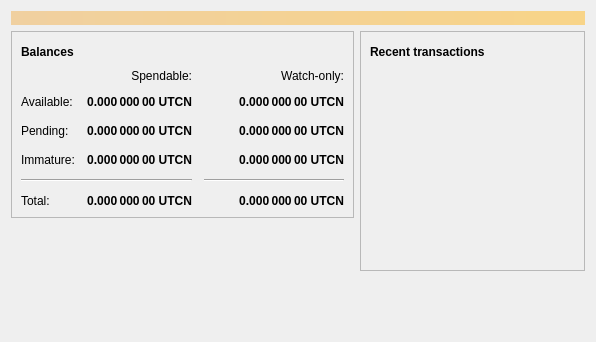
Above: src/qt/forms/overviewpage.ui from Ultracoins/Ultracoin before the change. Below: the same form after it.
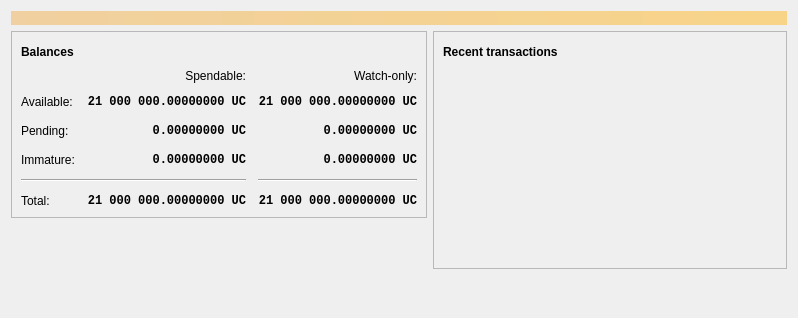
That is the form after the change. Icons and pictures are not drawn.

```diff
--- a/src/qt/forms/overviewpage.ui
+++ b/src/qt/forms/overviewpage.ui
@@ -6,8 +6,8 @@
    <rect>
     <x>0</x>
     <y>0</y>
-    <width>596</width>
-    <height>342</height>
+    <width>798</width>
+    <height>318</height>
    </rect>
   </property>
   <property name="windowTitle">
@@ -118,6 +118,7 @@
              <widget class="QLabel" name="labelWatchPending">
               <property name="font">
                <font>
+                <family>Monospace</family>
                 <weight>75</weight>
                 <bold>true</bold>
                </font>
@@ -129,7 +130,7 @@
                <string>Unconfirmed transactions to watch-only addresses</string>
               </property>
               <property name="text">
-               <string notr="true">0.000 000 00 UTCN</string>
+               <string notr="true">0.00000000 UC</string>
               </property>
               <property name="alignment">
                <set>Qt::AlignRight|Qt::AlignTrailing|Qt::AlignVCenter</set>
@@ -143,6 +144,7 @@
              <widget class="QLabel" name="labelUnconfirmed">
               <property name="font">
                <font>
+                <family>Monospace</family>
                 <weight>75</weight>
                 <bold>true</bold>
                </font>
@@ -154,7 +156,7 @@
                <string>Total of transactions that have yet to be confirmed, and do not yet count toward the spendable balance</string>
               </property>
               <property name="text">
-               <string notr="true">0.000 000 00 UTCN</string>
+               <string notr="true">0.00000000 UC</string>
               </property>
               <property name="alignment">
                <set>Qt::AlignRight|Qt::AlignTrailing|Qt::AlignVCenter</set>
@@ -168,6 +170,7 @@
              <widget class="QLabel" name="labelWatchImmature">
               <property name="font">
                <font>
+                <family>Monospace</family>
                 <weight>75</weight>
                 <bold>true</bold>
                </font>
@@ -179,7 +182,7 @@
                <string>Mined balance in watch-only addresses that has not yet matured</string>
               </property>
               <property name="text">
-               <string notr="true">0.000 000 00 UTCN</string>
+               <string notr="true">0.00000000 UC</string>
               </property>
               <property name="alignment">
                <set>Qt::AlignRight|Qt::AlignTrailing|Qt::AlignVCenter</set>
@@ -226,6 +229,7 @@
              <widget class="QLabel" name="labelImmature">
               <property name="font">
                <font>
+                <family>Monospace</family>
                 <weight>75</weight>
                 <bold>true</bold>
                </font>
@@ -237,7 +241,7 @@
                <string>Mined balance that has not yet matured</string>
               </property>
               <property name="text">
-               <string notr="true">0.000 000 00 UTCN</string>
+               <string notr="true">0.00000000 UC</string>
               </property>
               <property name="alignment">
                <set>Qt::AlignRight|Qt::AlignTrailing|Qt::AlignVCenter</set>
@@ -271,6 +275,7 @@
              <widget class="QLabel" name="labelTotal">
               <property name="font">
                <font>
+                <family>Monospace</family>
                 <weight>75</weight>
                 <bold>true</bold>
                </font>
@@ -282,7 +287,7 @@
                <string>Your current total balance</string>
               </property>
               <property name="text">
-               <string notr="true">0.000 000 00 UTCN</string>
+               <string notr="true">21 000 000.00000000 UC</string>
               </property>
               <property name="alignment">
                <set>Qt::AlignRight|Qt::AlignTrailing|Qt::AlignVCenter</set>
@@ -296,6 +301,7 @@
              <widget class="QLabel" name="labelWatchTotal">
               <property name="font">
                <font>
+                <family>Monospace</family>
                 <weight>75</weight>
                 <bold>true</bold>
                </font>
@@ -307,7 +313,7 @@
                <string>Current total balance in watch-only addresses</string>
               </property>
               <property name="text">
-               <string notr="true">0.000 000 00 UTCN</string>
+               <string notr="true">21 000 000.00000000 UC</string>
               </property>
               <property name="alignment">
                <set>Qt::AlignRight|Qt::AlignTrailing|Qt::AlignVCenter</set>
@@ -338,6 +344,7 @@
              <widget class="QLabel" name="labelBalance">
               <property name="font">
                <font>
+                <family>Monospace</family>
                 <weight>75</weight>
                 <bold>true</bold>
                </font>
@@ -349,7 +356,7 @@
                <string>Your current spendable balance</string>
               </property>
               <property name="text">
-               <string notr="true">0.000 000 00 UTCN</string>
+               <string notr="true">21 000 000.00000000 UC</string>
               </property>
               <property name="alignment">
                <set>Qt::AlignRight|Qt::AlignTrailing|Qt::AlignVCenter</set>
@@ -363,6 +370,7 @@
              <widget class="QLabel" name="labelWatchAvailable">
               <property name="font">
                <font>
+                <family>Monospace</family>
                 <weight>75</weight>
                 <bold>true</bold>
                </font>
@@ -374,7 +382,7 @@
                <string>Your current balance in watch-only addresses</string>
               </property>
               <property name="text">
-               <string notr="true">0.000 000 00 UTCN</string>
+               <string notr="true">21 000 000.00000000 UC</string>
               </property>
               <property name="alignment">
                <set>Qt::AlignRight|Qt::AlignTrailing|Qt::AlignVCenter</set>
```
Left out of the diff: 4 changed lines with no effect on the pictures.
